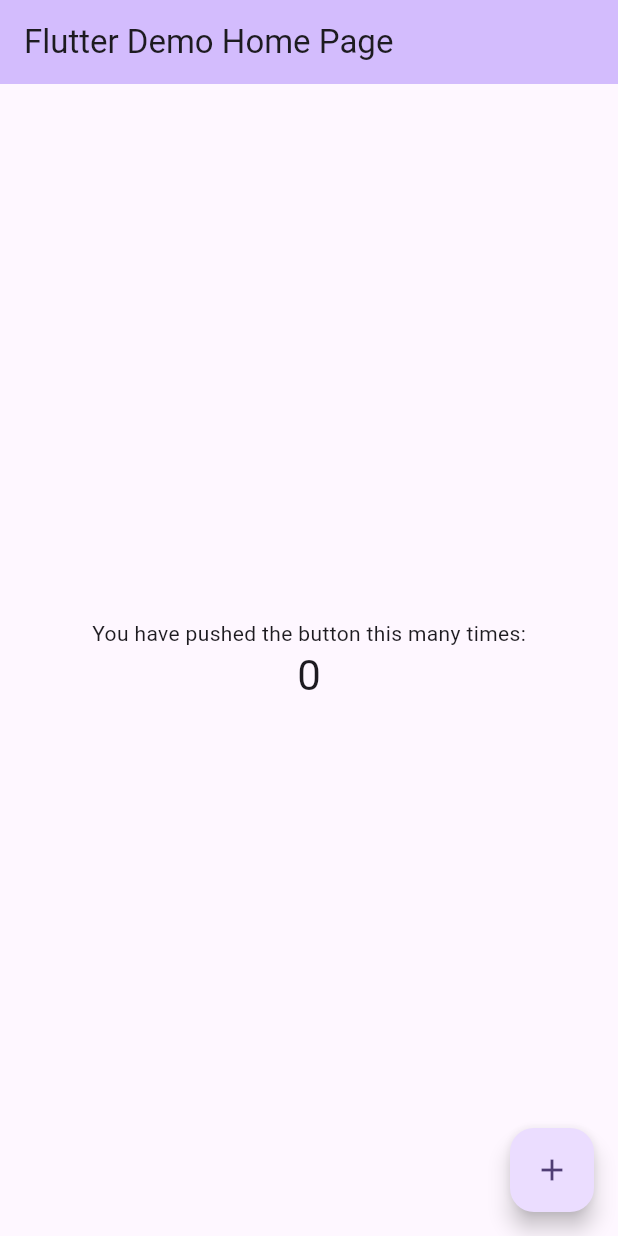
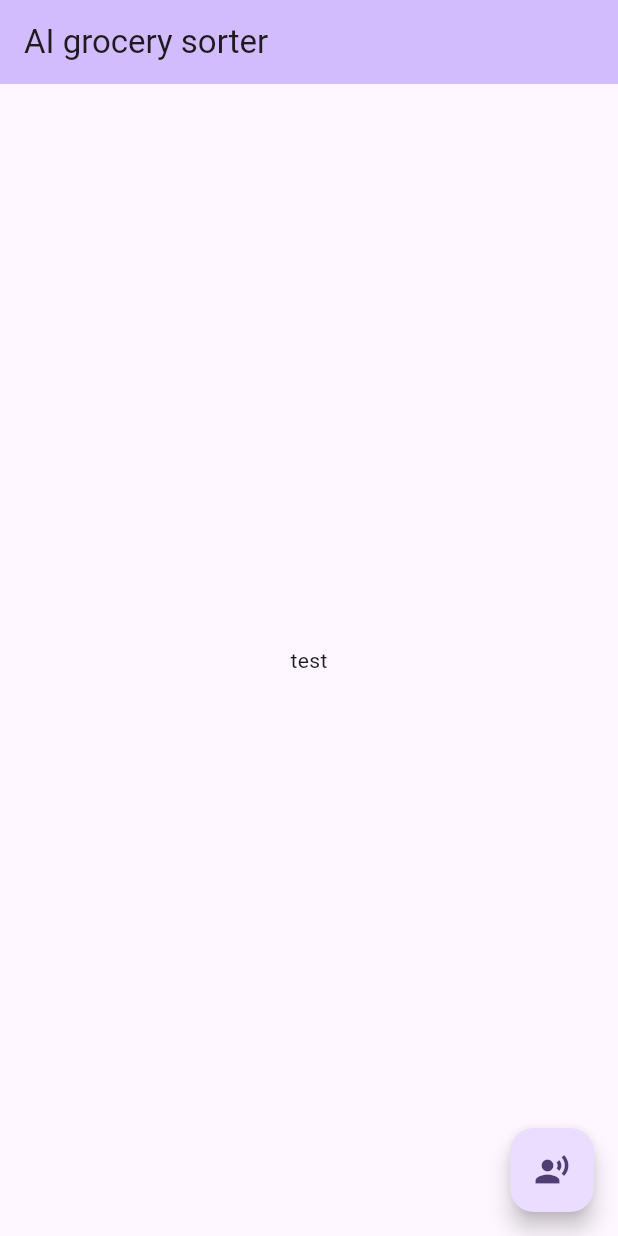
Before and after one commit to dusker/hackwarsaw-intenty, a Flutter app: the screen it shows after launch, on a phone screen of 412 x 824 dp. Run offline on Flutter 3.47's test engine with Material 3 defaults, Android fonts, the phone set to English and light mode, and no system bars.

Commit message:
Added record package

```diff
--- a/app/lib/main.dart
+++ b/app/lib/main.dart
@@ -13,40 +13,16 @@ class MyApp extends StatelessWidget {
     return MaterialApp(
       title: 'Flutter Demo',
       theme: ThemeData(
-        // This is the theme of your application.
-        //
-        // TRY THIS: Try running your application with "flutter run". You'll see
-        // the application has a purple toolbar. Then, without quitting the app,
-        // try changing the seedColor in the colorScheme below to Colors.green
-        // and then invoke "hot reload" (save your changes or press the "hot
-        // reload" button in a Flutter-supported IDE, or press "r" if you used
-        // the command line to start the app).
-        //
-        // Notice that the counter didn't reset back to zero; the application
-        // state is not lost during the reload. To reset the state, use hot
-        // restart instead.
-        //
-        // This works for code too, not just values: Most code changes can be
-        // tested with just a hot reload.
         colorScheme: ColorScheme.fromSeed(seedColor: Colors.deepPurple),
         useMaterial3: true,
       ),
-      home: const MyHomePage(title: 'Flutter Demo Home Page'),
+      home: const MyHomePage(title: 'AI grocery sorter'),
     );
   }
 }
 
 class MyHomePage extends StatefulWidget {
   const MyHomePage({super.key, required this.title});
-
-  // This widget is the home page of your application. It is stateful, meaning
-  // that it has a State object (defined below) that contains fields that affect
-  // how it looks.
-
-  // This class is the configuration for the state. It holds the values (in this
-  // case the title) provided by the parent (in this case the App widget) and
-  // used by the build method of the State. Fields in a Widget subclass are
-  // always marked "final".
 
   final String title;
 
@@ -55,70 +31,26 @@ class MyHomePage extends StatefulWidget {
 }
 
 class _MyHomePageState extends State<MyHomePage> {
-  int _counter = 0;
-
-  void _incrementCounter() {
-    setState(() {
-      // This call to setState tells the Flutter framework that something has
-      // changed in this State, which causes it to rerun the build method below
-      // so that the display can reflect the updated values. If we changed
-      // _counter without calling setState(), then the build method would not be
-      // called again, and so nothing would appear to happen.
-      _counter++;
-    });
-  }
 
   @override
   Widget build(BuildContext context) {
-    // This method is rerun every time setState is called, for instance as done
-    // by the _incrementCounter method above.
-    //
-    // The Flutter framework has been optimized to make rerunning build methods
-    // fast, so that you can just rebuild anything that needs updating rather
-    // than having to individually change instances of widgets.
     return Scaffold(
       appBar: AppBar(
-        // TRY THIS: Try changing the color here to a specific color (to
-        // Colors.amber, perhaps?) and trigger a hot reload to see the AppBar
-        // change color while the other colors stay the same.
         backgroundColor: Theme.of(context).colorScheme.inversePrimary,
-        // Here we take the value from the MyHomePage object that was created by
-        // the App.build method, and use it to set our appbar title.
         title: Text(widget.title),
       ),
       body: Center(
-        // Center is a layout widget. It takes a single child and positions it
-        // in the middle of the parent.
         child: Column(
-          // Column is also a layout widget. It takes a list of children and
-          // arranges them vertically. By default, it sizes itself to fit its
-          // children horizontally, and tries to be as tall as its parent.
-          //
-          // Column has various properties to control how it sizes itself and
-          // how it positions its children. Here we use mainAxisAlignment to
-          // center the children vertically; the main axis here is the vertical
-          // axis because Columns are vertical (the cross axis would be
-          // horizontal).
-          //
-          // TRY THIS: Invoke "debug painting" (choose the "Toggle Debug Paint"
-          // action in the IDE, or press "p" in the console), to see the
-          // wireframe for each widget.
           mainAxisAlignment: MainAxisAlignment.center,
           children: <Widget>[
-            const Text(
-              'You have pushed the button this many times:',
-            ),
-            Text(
-              '$_counter',
-              style: Theme.of(context).textTheme.headlineMedium,
-            ),
+            Text("test")
           ],
         ),
       ),
       floatingActionButton: FloatingActionButton(
-        onPressed: _incrementCounter,
-        tooltip: 'Increment',
-        child: const Icon(Icons.add),
+        onPressed: () { },
+        tooltip: 'Start recording',
+        child: const Icon(Icons.record_voice_over_sharp),
       ), // This trailing comma makes auto-formatting nicer for build methods.
     );
   }
--- a/app/pubspec.yaml
+++ b/app/pubspec.yaml
@@ -35,6 +35,8 @@ dependencies:
   # The following adds the Cupertino Icons font to your application.
   # Use with the CupertinoIcons class for iOS style icons.
   cupertino_icons: ^1.0.6
+  http: ^1.2.1
+  record: ^5.1.1
 
 dev_dependencies:
   flutter_test:
```
Also changed, not shown: app/lib/record_web_service.dart (added, +21 -0 lines), app/pubspec.lock, 11 other files.
